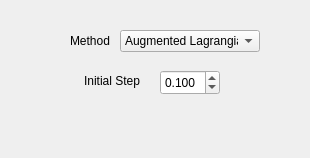
First picture: the form in _AlgorithmsPlugins/Maximizers/paramsNLopt.ui, repository b4silio/MLDemos, before the edit.
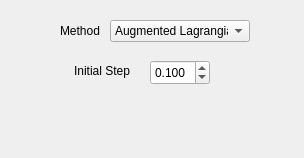
Second picture: the form after the edit.

Patch:
```diff
--- a/_AlgorithmsPlugins/Maximizers/paramsNLopt.ui
+++ b/_AlgorithmsPlugins/Maximizers/paramsNLopt.ui
@@ -6,7 +6,7 @@
    <rect>
     <x>0</x>
     <y>0</y>
-    <width>310</width>
+    <width>304</width>
     <height>158</height>
    </rect>
   </property>
@@ -16,8 +16,8 @@
   <widget class="QDoubleSpinBox" name="stepSpin">
    <property name="geometry">
     <rect>
-     <x>160</x>
-     <y>70</y>
+     <x>150</x>
+     <y>60</y>
      <width>60</width>
      <height>25</height>
     </rect>
@@ -46,8 +46,8 @@
   <widget class="QLabel" name="label_1">
    <property name="geometry">
     <rect>
-     <x>70</x>
-     <y>70</y>
+     <x>60</x>
+     <y>60</y>
      <width>70</width>
      <height>21</height>
     </rect>
@@ -67,8 +67,8 @@
   <widget class="QComboBox" name="algorithmCombo">
    <property name="geometry">
     <rect>
-     <x>120</x>
-     <y>30</y>
+     <x>110</x>
+     <y>20</y>
      <width>140</width>
      <height>22</height>
     </rect>
@@ -123,8 +123,8 @@
   <widget class="QLabel" name="label_0">
    <property name="geometry">
     <rect>
-     <x>70</x>
-     <y>30</y>
+     <x>60</x>
+     <y>20</y>
      <width>50</width>
      <height>21</height>
     </rect>
```
